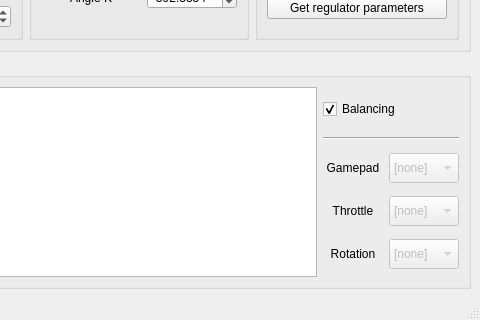
The window that src/rys_control/remote/src/UI/Layouts/RysRemoteMainWindowLayout.ui (GroupOfRobots/MiniRysV4ROS2) describes before a commit, drawn with Qt 5; both pictures show x 232 to 712 and y 500 to 820 of the 712 by 820 pixel window.
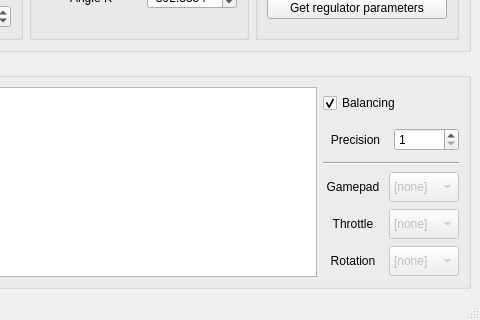
The same window after the commit.

Commit message: rys_control: added 'precision' (microstep) field for manual steering

```diff
--- a/src/rys_control/remote/src/UI/Layouts/RysRemoteMainWindowLayout.ui
+++ b/src/rys_control/remote/src/UI/Layouts/RysRemoteMainWindowLayout.ui
@@ -1029,6 +1029,36 @@
            </property>
           </widget>
          </item>
+         <item>
+          <layout class="QHBoxLayout" name="precisionHorizontalLayout">
+           <item>
+            <widget class="QLabel" name="precisionComboBoxLabel">
+             <property name="minimumSize">
+              <size>
+               <width>60</width>
+               <height>30</height>
+              </size>
+             </property>
+             <property name="text">
+              <string>Precision</string>
+             </property>
+             <property name="alignment">
+              <set>Qt::AlignCenter</set>
+             </property>
+            </widget>
+           </item>
+           <item>
+            <widget class="QSpinBox" name="precisionSpinBox">
+             <property name="minimum">
+              <number>1</number>
+             </property>
+             <property name="maximum">
+              <number>32</number>
+             </property>
+            </widget>
+           </item>
+          </layout>
+         </item>
          <item>
           <widget class="Line" name="line_8">
            <property name="orientation">
```
The commit also changes 3 other files.
